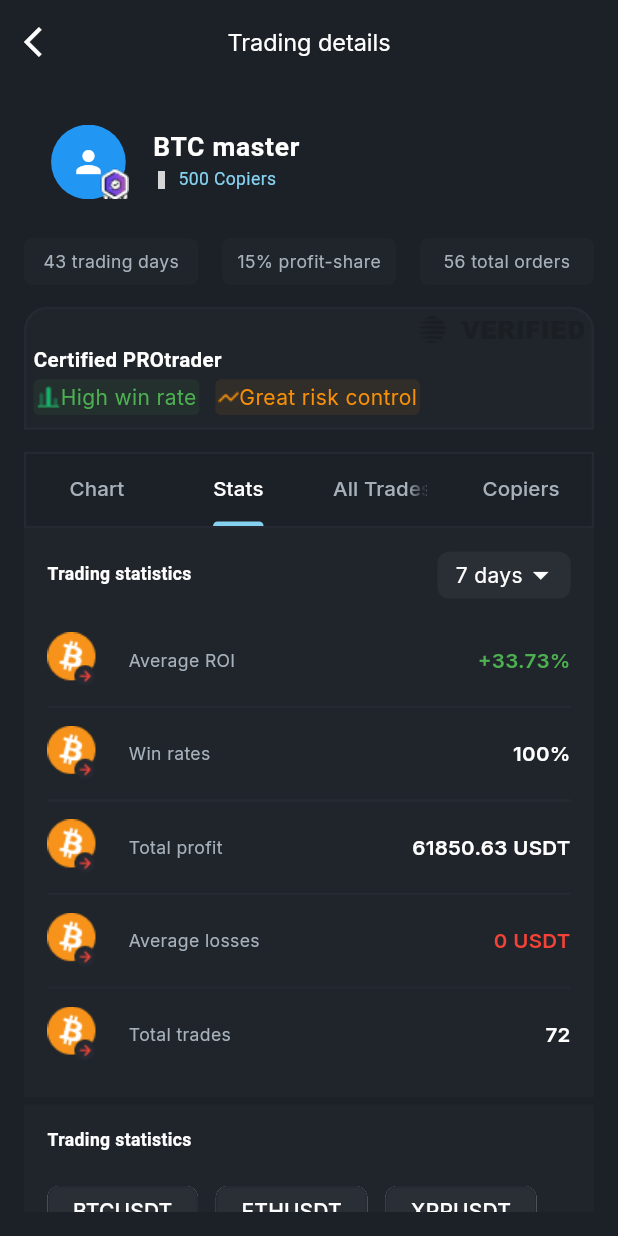
After one commit to AyomideCharles/roqqu, a Flutter app: the TradingDetails screen opened directly, tab 2 chosen, on a phone screen of 412 x 824 dp. The commit adds this screen. Run offline on Flutter 3.47's test engine with Material 3 defaults, Android fonts, the light colour scheme and no system bars; our stand-ins replace flutter_screenutil, get, google_fonts, iconsax_flutter; grey boxes are pictures that could not be loaded.

Commit message:
style: trading stats tab done

```diff
--- a/lib/main.dart
+++ b/lib/main.dart
@@ -16,8 +16,8 @@ class MyApp extends StatelessWidget {
   Widget build(BuildContext context) {
     return ScreenUtilInit(
       designSize: const Size(390, 844),
-      // minTextAdapt: true,
-      // splitScreenMode: true,
+      minTextAdapt: true,
+      splitScreenMode: true,
       builder: (context, child) {
         return GetMaterialApp(
           debugShowCheckedModeBanner: false,
--- a/lib/utils/app_colors.dart
+++ b/lib/utils/app_colors.dart
@@ -6,4 +6,5 @@ class AppColors {
   static const greyColor = Color(0xFFA7B1BC);
   static const blueColor = Color(0xFF85D1F0);
   static const borderColor = Color(0xFF262932);
+  static const containerColor = Color(0xFF2A2F36);
 }
--- a/lib/utils/app_text_styles.dart
+++ b/lib/utils/app_text_styles.dart
@@ -18,4 +18,7 @@ class AppTextStyles {
 
   static final tinyText = TextStyle(
       color: AppColors.greyColor, fontSize: 12.sp, fontWeight: FontWeight.w400);
+
+  static final tinyWhiteText = GoogleFonts.encodeSans(
+      color: Colors.white, fontSize: 12.sp, fontWeight: FontWeight.w700);
 }
--- /dev/null
+++ b/lib/views/trade/all_trades_tab.dart
@@ -0,0 +1,35 @@
+import 'package:flutter/material.dart';
+import 'package:flutter_screenutil/flutter_screenutil.dart';
+import 'package:google_fonts/google_fonts.dart';
+import 'package:roqqu_task/utils/app_colors.dart';
+
+class AllTradesTab extends StatelessWidget {
+  const AllTradesTab({super.key});
+
+  @override
+  Widget build(BuildContext context) {
+    return Padding(
+      padding: EdgeInsets.all(16.r),
+      child: Column(
+        crossAxisAlignment: CrossAxisAlignment.start,
+        children: [
+          Text(
+            'Trading History',
+            style: GoogleFonts.encodeSans(
+                fontSize: 14.sp,
+                fontWeight: FontWeight.w700,
+                color: Colors.white),
+          ),
+          SizedBox(height: 10.h),
+          Text(
+            'History content goes here...',
+            style: GoogleFonts.encodeSans(
+                fontSize: 12.sp,
+                fontWeight: FontWeight.w400,
+                color: AppColors.greyColor),
+          ),
+        ],
+      ),
+    );
+  }
+}
--- /dev/null
+++ b/lib/views/trade/chart_tab.dart
@@ -0,0 +1,35 @@
+import 'package:flutter/material.dart';
+import 'package:flutter_screenutil/flutter_screenutil.dart';
+import 'package:google_fonts/google_fonts.dart';
+import 'package:roqqu_task/utils/app_colors.dart';
+
+class ChartTab extends StatelessWidget {
+  const ChartTab({super.key});
+
+  @override
+  Widget build(BuildContext context) {
+    return Padding(
+      padding: EdgeInsets.all(16.r),
+      child: Column(
+        crossAxisAlignment: CrossAxisAlignment.start,
+        children: [
+          Text(
+            'Trading Strategy',
+            style: GoogleFonts.encodeSans(
+                fontSize: 14.sp,
+                fontWeight: FontWeight.w700,
+                color: Colors.white),
+          ),
+          SizedBox(height: 10.h),
+          Text(
+            'The trader focuses on Bitcoin and Ethereum, utilizing a mix of day trading and swing trading strategies to capitalize on market volatility.',
+            style: GoogleFonts.encodeSans(
+                fontSize: 12.sp,
+                fontWeight: FontWeight.w400,
+                color: AppColors.greyColor),
+          ),
+        ],
+      ),
+    );
+  }
+}
--- /dev/null
+++ b/lib/views/trade/copier_tab.dart
@@ -0,0 +1,35 @@
+import 'package:flutter/material.dart';
+import 'package:flutter_screenutil/flutter_screenutil.dart';
+import 'package:google_fonts/google_fonts.dart';
+import 'package:roqqu_task/utils/app_colors.dart';
+
+class CopierTab extends StatelessWidget {
+  const CopierTab({super.key});
+
+  @override
+  Widget build(BuildContext context) {
+    return Padding(
+      padding: EdgeInsets.all(16.r),
+      child: Column(
+        crossAxisAlignment: CrossAxisAlignment.start,
+        children: [
+          Text(
+            'Trading History',
+            style: GoogleFonts.encodeSans(
+                fontSize: 14.sp,
+                fontWeight: FontWeight.w700,
+                color: Colors.white),
+          ),
+          SizedBox(height: 10.h),
+          Text(
+            'History content goes here...',
+            style: GoogleFonts.encodeSans(
+                fontSize: 12.sp,
+                fontWeight: FontWeight.w400,
+                color: AppColors.greyColor),
+          ),
+        ],
+      ),
+    );
+  }
+}
--- a/lib/views/trade/copy_trading_dashboard.dart
+++ b/lib/views/trade/copy_trading_dashboard.dart
@@ -1,10 +1,12 @@
 import 'package:flutter/material.dart';
 import 'package:flutter_screenutil/flutter_screenutil.dart';
+import 'package:get/get.dart';
 import 'package:google_fonts/google_fonts.dart';
 import 'package:iconsax_flutter/iconsax_flutter.dart';
 import 'package:roqqu_task/shared_widgets/custom_app_bar.dart';
 import 'package:roqqu_task/utils/app_colors.dart';
 import 'package:roqqu_task/utils/app_text_styles.dart';
+import 'package:roqqu_task/views/trade/trading_details.dart';
 
 class CopyTradingDashboard extends StatelessWidget {
   const CopyTradingDashboard({super.key});
@@ -50,7 +52,11 @@ class CopyTradingDashboard extends StatelessWidget {
             SizedBox(
               height: 15.h,
             ),
-            Container(
+            GestureDetector(
+              onTap: () {
+                Get.to(() => const TradingDetails());
+              },
+              child: Container(
                 width: double.infinity,
                 height: 212.h,
                 decoration: BoxDecoration(
@@ -61,16 +67,32 @@ class CopyTradingDashboard extends StatelessWidget {
                 child: Column(
                   children: [
                     Padding(
-                    padding:
-                        EdgeInsets.symmetric(horizontal: 16.w, vertical: 12.h),
+                      padding: EdgeInsets.symmetric(
+                          horizontal: 16.w, vertical: 12.h),
                       child: Column(
                         children: [
                           ListTile(
                             contentPadding: EdgeInsets.zero,
-                          leading: CircleAvatar(
-                            radius: 20.r,
-                            backgroundImage:
-                                const AssetImage('assets/images/avatar.png'),
+                            leading: Stack(
+                              children: [
+                                Container(
+                                  width: 51.w,
+                                  height: 51.h,
+                                  decoration: const BoxDecoration(
+                                    shape: BoxShape.circle,
+                                    color: Colors.blue,
+                                  ),
+                                  child: const Icon(
+                                    Icons.person,
+                                    color: Colors.white,
+                                  ),
+                                ),
+                                Positioned(
+                                    bottom: -5,
+                                    right: 0,
+                                    child:
+                                        Image.asset('assets/icons/group.png')),
+                              ],
                             ),
                             title: Text('Jay isisou',
                                 style: TextStyle(
@@ -226,6 +248,7 @@ class CopyTradingDashboard extends StatelessWidget {
                   ],
                 ),
               ),
+            ),
           ],
         ),
       ),
--- /dev/null
+++ b/lib/views/trade/stats_tab.dart
@@ -0,0 +1,155 @@
+import 'package:flutter/material.dart';
+import 'package:flutter_screenutil/flutter_screenutil.dart';
+import 'package:roqqu_task/utils/app_colors.dart';
+import 'package:roqqu_task/utils/app_text_styles.dart';
+
+class StatsTab extends StatefulWidget {
+  const StatsTab({super.key});
+
+  @override
+  State<StatsTab> createState() => _StatsTabState();
+}
+
+class _StatsTabState extends State<StatsTab> {
+  final List<Map<String, dynamic>> stats = [
+    {'name': 'Average ROI', 'value': '+33.73%', 'color': Colors.green},
+    {'name': 'Win rates', 'value': '100%', 'color': Colors.white},
+    {'name': 'Total profit', 'value': '61850.63 USDT', 'color': Colors.white},
+    {'name': 'Average losses', 'value': '0 USDT', 'color': Colors.red},
+    {'name': 'Total trades', 'value': '72', 'color': Colors.white},
+  ];
+
+  final List<String> tradingPairs = [
+    "BTCUSDT",
+    "ETHUSDT",
+    "XRPUSDT",
+    "DOGEUSDT",
+    "TIAUSDT",
+    "PERPUSDT",
+    "DOGEUSDT",
+    "TIAUSDT",
+    "PERPUSDT",
+  ];
+  @override
+  Widget build(BuildContext context) {
+    return SingleChildScrollView(
+      physics: const BouncingScrollPhysics(),
+      child: Column(
+        crossAxisAlignment: CrossAxisAlignment.start,
+        mainAxisSize: MainAxisSize.min,
+        children: [
+          Container(
+            padding: EdgeInsets.all(16.r),
+            color: AppColors.bgColor,
+            child: Column(
+              crossAxisAlignment: CrossAxisAlignment.start,
+              children: [
+                Row(
+                  mainAxisAlignment: MainAxisAlignment.spaceBetween,
+                  children: [
+                    Text('Trading statistics',
+                        style: AppTextStyles.tinyWhiteText),
+                    SizedBox(width: 8.w),
+                    Container(
+                      width: 84.w,
+                      height: 32.h,
+                      decoration: BoxDecoration(
+                        color: AppColors.containerColor,
+                        borderRadius: BorderRadius.circular(8.r),
+                      ),
+                      child: const Row(
+                        mainAxisAlignment: MainAxisAlignment.center,
+                        children: [
+                          Text(' 7 days',
+                              style: TextStyle(
+                                color: Colors.white,
+                              )),
+                          Icon(
+                            Icons.arrow_drop_down_sharp,
+                            color: Colors.white,
+                          )
+                        ],
+                      ),
+                    )
+                  ],
+                ),
+                SizedBox(height: 15.h),
+                Column(
+                  children: List.generate(stats.length, (index) {
+                    final stat = stats[index];
+                    return Column(
+                      children: [
+                        Padding(
+                          padding: EdgeInsets.symmetric(vertical: 8.h),
+                          child: Row(
+                            mainAxisAlignment: MainAxisAlignment.spaceBetween,
+                            children: [
+                              Row(
+                                children: [
+                                  Image.asset('assets/icons/bitcoin.png'),
+                                  SizedBox(width: 20.w),
+                                  Text(stat['name'],
+                                      style: AppTextStyles.tinyText),
+                                ],
+                              ),
+                              Text(
+                                stat['value'],
+                                style: TextStyle(
+                                  color: stat['color'],
+                                  fontSize: 14.sp,
+                                  fontWeight: FontWeight.w600,
+                                ),
+                              ),
+                            ],
+                          ),
+                        ),
+                        if (index != stats.length - 1)
+                          Divider(
+                            thickness: 1.5.h,
+                            color: AppColors.borderColor,
+                            height: 10.h,
+                          )
+                      ],
+                    );
+                  }),
+                ),
+              ],
+            ),
+          ),
+          SizedBox(height: 5.h),
+          Container(
+            width: double.infinity,
+            padding: EdgeInsets.all(16.r),
+            color: AppColors.bgColor,
+            child: Column(
+              crossAxisAlignment: CrossAxisAlignment.start,
+              children: [
+                Text('Trading statistics', style: AppTextStyles.tinyWhiteText),
+                SizedBox(height: 15.h),
+                Wrap(
+                  spacing: 12,
+                  runSpacing: 12,
+                  children: tradingPairs.map((pair) {
+                    return Chip(
+                      label: Text(
+                        pair,
+                        style: const TextStyle(color: Colors.white),
+                      ),
+                      backgroundColor: AppColors.containerColor,
+                      shape: RoundedRectangleBorder(
+                        side: const BorderSide(color: AppColors.borderColor),
+                        borderRadius: BorderRadius.circular(8),
+                      ),
+                      padding: const EdgeInsets.symmetric(
+                          horizontal: 8, vertical: 4),
+                    );
+                  }).toList(),
+                ),
+              ],
+            ),
+          ),
+        ],
+      ),
+    );
+  }
+}
--- /dev/null
+++ b/lib/views/trade/trading_details.dart
@@ -0,0 +1,274 @@
+import 'package:flutter/material.dart';
+import 'package:flutter_screenutil/flutter_screenutil.dart';
+import 'package:google_fonts/google_fonts.dart';
+import 'package:iconsax_flutter/iconsax_flutter.dart';
+import 'package:roqqu_task/shared_widgets/custom_app_bar.dart';
+import 'package:roqqu_task/utils/app_colors.dart';
+import 'package:roqqu_task/views/trade/all_trades_tab.dart';
+import 'package:roqqu_task/views/trade/chart_tab.dart';
+import 'package:roqqu_task/views/trade/copier_tab.dart';
+import 'package:roqqu_task/views/trade/stats_tab.dart';
+
+class TradingDetails extends StatefulWidget {
+  const TradingDetails({super.key});
+
+  @override
+  State<TradingDetails> createState() => _TradingDetailsState();
+}
+
+class _TradingDetailsState extends State<TradingDetails>
+    with SingleTickerProviderStateMixin {
+  late TabController _tabController;
+
+  @override
+  void initState() {
+    super.initState();
+    _tabController = TabController(length: 4, vsync: this);
+  }
+
+  @override
+  void dispose() {
+    _tabController.dispose();
+    super.dispose();
+  }
+
+  @override
+  Widget build(BuildContext context) {
+    return Scaffold(
+      appBar: const CustomAppBar(title: 'Trading details'),
+      body: Padding(
+        padding: const EdgeInsets.all(16.0),
+        child: Column(children: [
+          ListTile(
+            leading: Stack(
+              children: [
+                Container(
+                  width: 51.w,
+                  height: 51.h,
+                  decoration: const BoxDecoration(
+                    shape: BoxShape.circle,
+                    color: Colors.blue,
+                  ),
+                  child: const Icon(
+                    Icons.person,
+                    color: Colors.white,
+                  ),
+                ),
+                Positioned(
+                    bottom: -5,
+                    right: 0,
+                    child: Image.asset('assets/icons/group.png')),
+              ],
+            ),
+            title: Text(
+              'BTC master',
+              style: GoogleFonts.encodeSans(
+                  fontSize: 18.sp,
+                  fontWeight: FontWeight.w700,
+                  color: Colors.white),
+            ),
+            subtitle: Row(
+              children: [
+                Icon(Iconsax.people, size: 12.sp, color: AppColors.blueColor),
+                SizedBox(width: 5.w),
+                Text('500 Copiers',
+                    style: GoogleFonts.encodeSans(
+                        color: AppColors.blueColor,
+                        fontSize: 12.sp,
+                        fontWeight: FontWeight.w400)),
+              ],
+            ),
+          ),
+          SizedBox(height: 15.h),
+          Row(
+            mainAxisAlignment: MainAxisAlignment.spaceBetween,
+            children: [
+              Container(
+                alignment: Alignment.center,
+                width: 110.w,
+                height: 32.h,
+                decoration: BoxDecoration(
+                    color: AppColors.bgColor,
+                    borderRadius: BorderRadius.circular(6.r)),
+                child: Text('43 trading days',
+                    style: TextStyle(
+                        color: AppColors.greyColor,
+                        fontSize: 12.sp,
+                        fontWeight: FontWeight.w400)),
+              ),
+              Container(
+                alignment: Alignment.center,
+                width: 110.w,
+                height: 32.h,
+                decoration: BoxDecoration(
+                    color: AppColors.bgColor,
+                    borderRadius: BorderRadius.circular(6.r)),
+                child: Text('15% profit-share',
+                    style: TextStyle(
+                        color: AppColors.greyColor,
+                        fontSize: 12.sp,
+                        fontWeight: FontWeight.w400)),
+              ),
+              Container(
+                alignment: Alignment.center,
+                width: 110.w,
+                height: 32.h,
+                decoration: BoxDecoration(
+                    color: AppColors.bgColor,
+                    borderRadius: BorderRadius.circular(6.r)),
+                child: Text('56 total orders',
+                    style: TextStyle(
+                        color: AppColors.greyColor,
+                        fontSize: 12.sp,
+                        fontWeight: FontWeight.w400)),
+              ),
+            ],
+          ),
+          SizedBox(height: 15.h),
+          Container(
+            padding: EdgeInsets.all(5.r),
+            height: 84.h,
+            decoration: BoxDecoration(
+                color: AppColors.bgColor,
+                border: Border.all(color: AppColors.borderColor, width: 1.5),
+                borderRadius: BorderRadius.only(
+                  topLeft: Radius.circular(16.r),
+                  topRight: Radius.circular(16.r),
+                )),
+            child: Column(
+              crossAxisAlignment: CrossAxisAlignment.start,
+              children: [
+                Row(
+                  mainAxisAlignment: MainAxisAlignment.end,
+                  children: [
+                    Image.asset('assets/icons/group4.png'),
+                    SizedBox(width: 10.w),
+                    Image.asset('assets/icons/group5.png')
+                  ],
+                ),
+                SizedBox(height: 2.h),
+                Text(
+                  'Certified PROtrader',
+                  style: GoogleFonts.encodeSans(
+                      fontSize: 14.sp,
+                      fontWeight: FontWeight.w700,
+                      color: Colors.white),
+                ),
+                SizedBox(height: 2.h),
+                Row(
+                  children: [
+                    Container(
+                      padding: EdgeInsets.all(2.r),
+                      decoration: BoxDecoration(
+                          color: Colors.green.withOpacity(0.08),
+                          borderRadius: BorderRadius.circular(4.r)),
+                      child: Row(
+                        children: [
+                          Image.asset('assets/icons/chart.png'),
+                          const Text('High win rate',
+                              style: TextStyle(color: Colors.green))
+                        ],
+                      ),
+                    ),
+                    SizedBox(width: 10.w),
+                    Container(
+                      padding: EdgeInsets.all(2.r),
+                      decoration: BoxDecoration(
+                          color: const Color(0xFFF79009).withOpacity(0.08),
+                          borderRadius: BorderRadius.circular(4.r)),
+                      child: Row(
+                        children: [
+                          Image.asset('assets/icons/Vector.png'),
+                          const Text('Great risk control',
+                              style: TextStyle(color: Color(0xFFF79009)))
+                        ],
+                      ),
+                    )
+                  ],
+                )
+              ],
+            ),
+          ),
+          SizedBox(height: 15.h),
+          Container(
+            decoration: BoxDecoration(
+              color: AppColors.primaryColor,
+              border: Border.all(color: AppColors.borderColor, width: 1.5),
+            ),
+            child: TabBar(
+              controller: _tabController,
+              dividerColor: Colors.transparent,
+              indicatorColor: AppColors.blueColor,
+              labelColor: Colors.white,
+              unselectedLabelColor: AppColors.greyColor,
+              labelStyle: TextStyle(
+                fontSize: 14.sp,
+                fontWeight: FontWeight.w500,
+              ),
+              tabs: const [
+                Tab(text: 'Chart'),
+                Tab(text: 'Stats'),
+                Tab(text: 'All Trades'),
+                Tab(text: 'Copiers'),
+              ],
+            ),
+          ),
+          Expanded(
+            child: TabBarView(
+              controller: _tabController,
+              children: const [
+                ChartTab(),
+                StatsTab(),
+                AllTradesTab(),
+                CopierTab()
+              ],
+            ),
+          ),
+          // Expanded(
+          //   child: Container(
+          //     decoration: BoxDecoration(
+          //       color: AppColors.bgColor,
+          //       border: Border.all(color: AppColors.borderColor, width: 1.5),
+          //     ),
+          //     child: Column(
+          //       children: [
+          //         Container(
+          //           color: AppColors.primaryColor,
+          //           child: TabBar(
+          //             controller: _tabController,
+          //             dividerColor: Colors.transparent,
+          //             indicatorColor: AppColors.blueColor,
+          //             labelColor: Colors.white,
+          //             unselectedLabelColor: AppColors.greyColor,
+          //             labelStyle: TextStyle(
+          //               fontSize: 14.sp,
+          //               fontWeight: FontWeight.w500,
+          //             ),
+          //             tabs: const [
+          //               Tab(text: 'Chart'),
+          //               Tab(text: 'Stats'),
+          //               Tab(text: 'All Trades'),
+          //               Tab(text: 'Copiers'),
+          //             ],
+          //           ),
+          //         ),
+          //         Expanded(
+          //           child: TabBarView(
+          //             controller: _tabController,
+          //             children: const [
+          //               ChartTab(),
+          //               StatsTab(),
+          //               AllTradesTab(),
+          //               CopierTab()
+          //             ],
+          //           ),
+          //         ),
+          //       ],
+          //     ),
+          //   ),
+          // )
+        ]),
+      ),
+    );
+  }
+}
```
Also changed, not shown: assets/icons/Vector.png (added), assets/icons/bitcoin.png (added), assets/icons/chart.png (added), assets/icons/group.png (added), assets/icons/group4.png (added), assets/icons/group5.png (added). Lines whose indentation alone changed are shown as unchanged.
